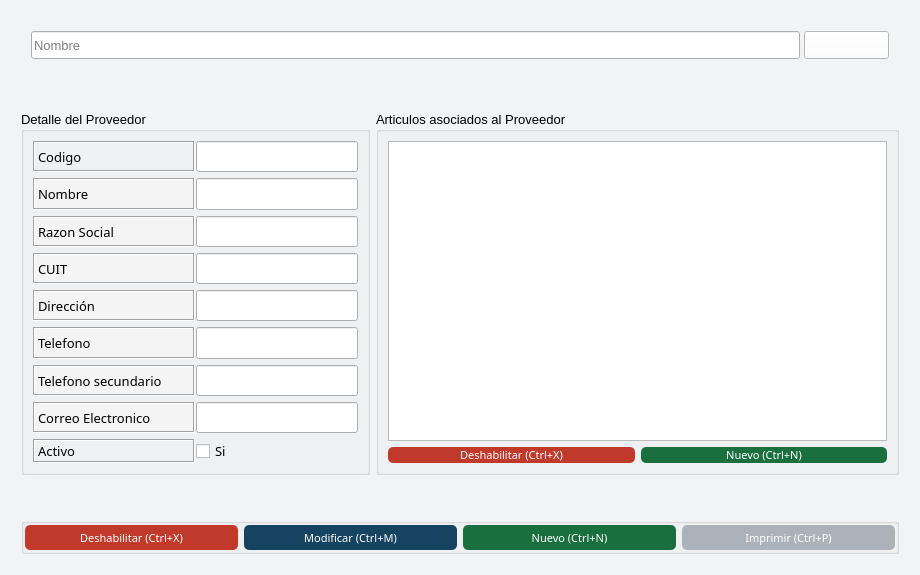
Before: the Qt Designer form Vistas/gui/detalles/proveedor_detalle.ui in Lonaris/Corupel, drawn with Qt 5.
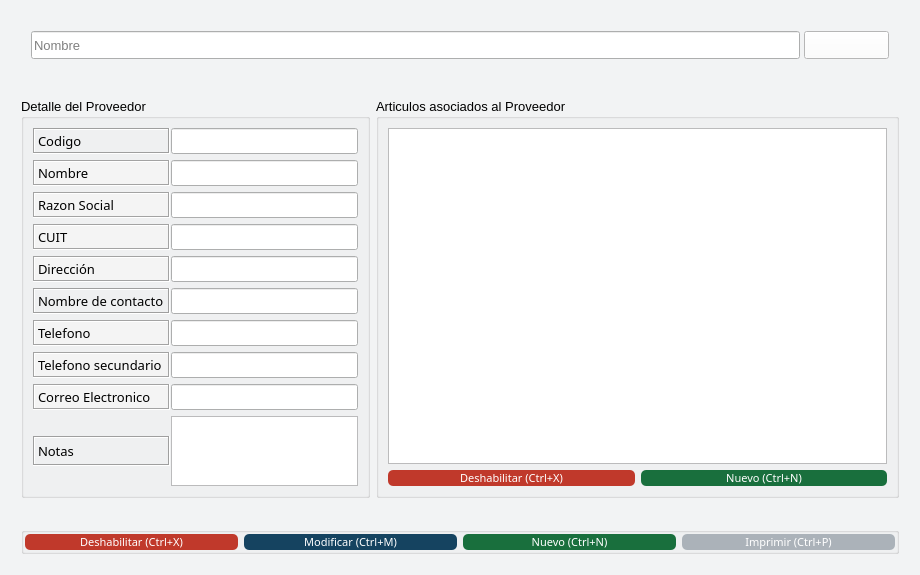
After: the same form once the commit is applied. Icons and pictures are not drawn.

What changed in the file:
```diff
--- a/Vistas/gui/detalles/proveedor_detalle.ui
+++ b/Vistas/gui/detalles/proveedor_detalle.ui
@@ -585,27 +585,12 @@
          <property name="title">
           <string>Detalle del Proveedor</string>
          </property>
-         <layout class="QGridLayout" name="gridLayout_5" columnstretch="0,0">
+         <layout class="QGridLayout" name="gridLayout_5" rowstretch="0,0,0,0,0,0,0,0,0,3,0,0" columnstretch="0,0" rowminimumheight="0,0,0,0,0,0,0,0,0,3,0,0">
           <property name="horizontalSpacing">
            <number>1</number>
           </property>
-          <item row="8" column="1">
-           <widget class="QCheckBox" name="prov_activo">
-            <property name="font">
-             <font>
-              <family>DokChampa</family>
-              <pointsize>10</pointsize>
-              <weight>50</weight>
-              <bold>false</bold>
-             </font>
-            </property>
-            <property name="text">
-             <string>Si</string>
-            </property>
-           </widget>
-          </item>
-          <item row="8" column="0">
-           <widget class="QLabel" name="label_correo_electronico_2">
+          <item row="7" column="1">
+           <widget class="QLineEdit" name="prov_telefono">
             <property name="sizePolicy">
              <sizepolicy hsizetype="Minimum" vsizetype="Minimum">
               <horstretch>0</horstretch>
@@ -620,42 +605,10 @@
               <bold>false</bold>
              </font>
             </property>
-            <property name="styleSheet">
-             <string notr="true">#label_correo_electronico{
-background-color: #F4F4F4
-}</string>
-            </property>
-            <property name="frameShape">
-             <enum>QFrame::Box</enum>
-            </property>
-            <property name="frameShadow">
-             <enum>QFrame::Sunken</enum>
-            </property>
-            <property name="text">
-             <string>Activo</string>
-            </property>
            </widget>
           </item>
-          <item row="0" column="1">
-           <widget class="QLineEdit" name="prov_id">
-            <property name="sizePolicy">
-             <sizepolicy hsizetype="Minimum" vsizetype="Minimum">
-              <horstretch>0</horstretch>
-              <verstretch>0</verstretch>
-             </sizepolicy>
-            </property>
-            <property name="font">
-             <font>
-              <family>DokChampa</family>
-              <pointsize>10</pointsize>
-              <weight>50</weight>
-              <bold>false</bold>
-             </font>
-            </property>
-            <property name="text">
-             <string/>
-            </property>
-           </widget>
+          <item row="11" column="1">
+           <widget class="QTextEdit" name="prov_notas"/>
           </item>
           <item row="0" column="0">
            <widget class="QLabel" name="label_nombre_2">
@@ -689,85 +642,7 @@
             </property>
            </widget>
           </item>
-          <item row="5" column="1">
-           <widget class="QLineEdit" name="prov_telefono">
-            <property name="sizePolicy">
-             <sizepolicy hsizetype="Minimum" vsizetype="Minimum">
-              <horstretch>0</horstretch>
-              <verstretch>0</verstretch>
-             </sizepolicy>
-            </property>
-            <property name="font">
-             <font>
-              <family>DokChampa</family>
-              <pointsize>10</pointsize>
-              <weight>50</weight>
-              <bold>false</bold>
-             </font>
-            </property>
-           </widget>
-          </item>
-          <item row="4" column="1">
-           <widget class="QLineEdit" name="prov_direccion">
-            <property name="sizePolicy">
-             <sizepolicy hsizetype="Minimum" vsizetype="Minimum">
-              <horstretch>0</horstretch>
-              <verstretch>0</verstretch>
-             </sizepolicy>
-            </property>
-            <property name="font">
-             <font>
-              <family>DokChampa</family>
-              <pointsize>10</pointsize>
-              <weight>50</weight>
-              <bold>false</bold>
-             </font>
-            </property>
-           </widget>
-          </item>
-          <item row="1" column="1">
-           <widget class="QLineEdit" name="prov_nombre">
-            <property name="sizePolicy">
-             <sizepolicy hsizetype="Minimum" vsizetype="Minimum">
-              <horstretch>0</horstretch>
-              <verstretch>0</verstretch>
-             </sizepolicy>
-            </property>
-            <property name="font">
-             <font>
-              <family>DokChampa</family>
-              <pointsize>10</pointsize>
-              <weight>50</weight>
-              <bold>false</bold>
-             </font>
-            </property>
-            <property name="text">
-             <string/>
-            </property>
-           </widget>
-          </item>
-          <item row="2" column="1">
-           <widget class="QLineEdit" name="prov_razon_social">
-            <property name="sizePolicy">
-             <sizepolicy hsizetype="Minimum" vsizetype="Minimum">
-              <horstretch>0</horstretch>
-              <verstretch>0</verstretch>
-             </sizepolicy>
-            </property>
-            <property name="font">
-             <font>
-              <family>DokChampa</family>
-              <pointsize>10</pointsize>
-              <weight>50</weight>
-              <bold>false</bold>
-             </font>
-            </property>
-            <property name="text">
-             <string/>
-            </property>
-           </widget>
-          </item>
-          <item row="5" column="0">
+          <item row="7" column="0">
            <widget class="QLabel" name="label_tel1">
             <property name="sizePolicy">
              <sizepolicy hsizetype="Minimum" vsizetype="Minimum">
@@ -799,7 +674,126 @@
             </property>
            </widget>
           </item>
-          <item row="6" column="1">
+          <item row="2" column="1">
+           <widget class="QLineEdit" name="prov_razon_social">
+            <property name="sizePolicy">
+             <sizepolicy hsizetype="Minimum" vsizetype="Minimum">
+              <horstretch>0</horstretch>
+              <verstretch>0</verstretch>
+             </sizepolicy>
+            </property>
+            <property name="font">
+             <font>
+              <family>DokChampa</family>
+              <pointsize>10</pointsize>
+              <weight>50</weight>
+              <bold>false</bold>
+             </font>
+            </property>
+            <property name="text">
+             <string/>
+            </property>
+           </widget>
+          </item>
+          <item row="1" column="1">
+           <widget class="QLineEdit" name="prov_nombre">
+            <property name="sizePolicy">
+             <sizepolicy hsizetype="Minimum" vsizetype="Minimum">
+              <horstretch>0</horstretch>
+              <verstretch>0</verstretch>
+             </sizepolicy>
+            </property>
+            <property name="font">
+             <font>
+              <family>DokChampa</family>
+              <pointsize>10</pointsize>
+              <weight>50</weight>
+              <bold>false</bold>
+             </font>
+            </property>
+            <property name="text">
+             <string/>
+            </property>
+           </widget>
+          </item>
+          <item row="4" column="1">
+           <widget class="QLineEdit" name="prov_direccion">
+            <property name="sizePolicy">
+             <sizepolicy hsizetype="Minimum" vsizetype="Minimum">
+              <horstretch>0</horstretch>
+              <verstretch>0</verstretch>
+             </sizepolicy>
+            </property>
+            <property name="font">
+             <font>
+              <family>DokChampa</family>
+              <pointsize>10</pointsize>
+              <weight>50</weight>
+              <bold>false</bold>
+             </font>
+            </property>
+           </widget>
+          </item>
+          <item row="11" column="0">
+           <widget class="QLabel" name="label_notas">
+            <property name="sizePolicy">
+             <sizepolicy hsizetype="Minimum" vsizetype="Minimum">
+              <horstretch>0</horstretch>
+              <verstretch>0</verstretch>
+             </sizepolicy>
+            </property>
+            <property name="maximumSize">
+             <size>
+              <width>16777215</width>
+              <height>30</height>
+             </size>
+            </property>
+            <property name="font">
+             <font>
+              <family>DokChampa</family>
+              <pointsize>10</pointsize>
+              <weight>50</weight>
+              <bold>false</bold>
+             </font>
+            </property>
+            <property name="styleSheet">
+             <string notr="true">#label_correo_electronico{
+background-color: #F4F4F4
+}</string>
+            </property>
+            <property name="frameShape">
+             <enum>QFrame::Box</enum>
+            </property>
+            <property name="frameShadow">
+             <enum>QFrame::Sunken</enum>
+            </property>
+            <property name="text">
+             <string>Notas</string>
+            </property>
+           </widget>
+          </item>
+          <item row="0" column="1">
+           <widget class="QLineEdit" name="prov_id">
+            <property name="sizePolicy">
+             <sizepolicy hsizetype="Minimum" vsizetype="Minimum">
+              <horstretch>0</horstretch>
+              <verstretch>0</verstretch>
+             </sizepolicy>
+            </property>
+            <property name="font">
+             <font>
+              <family>DokChampa</family>
+              <pointsize>10</pointsize>
+              <weight>50</weight>
+              <bold>false</bold>
+             </font>
+            </property>
+            <property name="text">
+             <string/>
+            </property>
+           </widget>
+          </item>
+          <item row="8" column="1">
            <widget class="QLineEdit" name="prov_telefono_dos">
             <property name="enabled">
              <bool>true</bool>
@@ -823,7 +817,7 @@
             </property>
            </widget>
           </item>
-          <item row="6" column="0">
+          <item row="8" column="0">
            <widget class="QLabel" name="label_tel2">
             <property name="sizePolicy">
              <sizepolicy hsizetype="Minimum" vsizetype="Minimum">
@@ -975,7 +969,7 @@
             </property>
            </widget>
           </item>
-          <item row="7" column="0">
+          <item row="9" column="0">
            <widget class="QLabel" name="label_correo_electronico">
             <property name="sizePolicy">
              <sizepolicy hsizetype="Minimum" vsizetype="Minimum">
@@ -1007,7 +1001,7 @@
             </property>
            </widget>
           </item>
-          <item row="7" column="1">
+          <item row="9" column="1">
            <widget class="QLineEdit" name="prov_email">
             <property name="sizePolicy">
              <sizepolicy hsizetype="Minimum" vsizetype="Minimum">
@@ -1060,6 +1054,59 @@
             </property>
            </widget>
           </item>
+          <item row="5" column="0">
+           <widget class="QLabel" name="label_contacto">
+            <property name="sizePolicy">
+             <sizepolicy hsizetype="Minimum" vsizetype="Minimum">
+              <horstretch>0</horstretch>
+              <verstretch>0</verstretch>
+             </sizepolicy>
+            </property>
+            <property name="font">
+             <font>
+              <family>DokChampa</family>
+              <pointsize>10</pointsize>
+              <weight>50</weight>
+              <bold>false</bold>
+             </font>
+            </property>
+            <property name="styleSheet">
+             <string notr="true">#label_correo_electronico{
+background-color: #F4F4F4
+}</string>
+            </property>
+            <property name="frameShape">
+             <enum>QFrame::Box</enum>
+            </property>
+            <property name="frameShadow">
+             <enum>QFrame::Sunken</enum>
+            </property>
+            <property name="text">
+             <string>Nombre de contacto</string>
+            </property>
+           </widget>
+          </item>
+          <item row="5" column="1">
+           <widget class="QLineEdit" name="prov_nombre_contacto">
+            <property name="sizePolicy">
+             <sizepolicy hsizetype="Minimum" vsizetype="Minimum">
+              <horstretch>0</horstretch>
+              <verstretch>0</verstretch>
+             </sizepolicy>
+            </property>
+            <property name="font">
+             <font>
+              <family>DokChampa</family>
+              <pointsize>10</pointsize>
+              <weight>50</weight>
+              <bold>false</bold>
+             </font>
+            </property>
+            <property name="text">
+             <string/>
+            </property>
+           </widget>
+          </item>
          </layout>
         </widget>
        </item>
```
Left out of the diff: 6 changed lines with no effect on the pictures.
